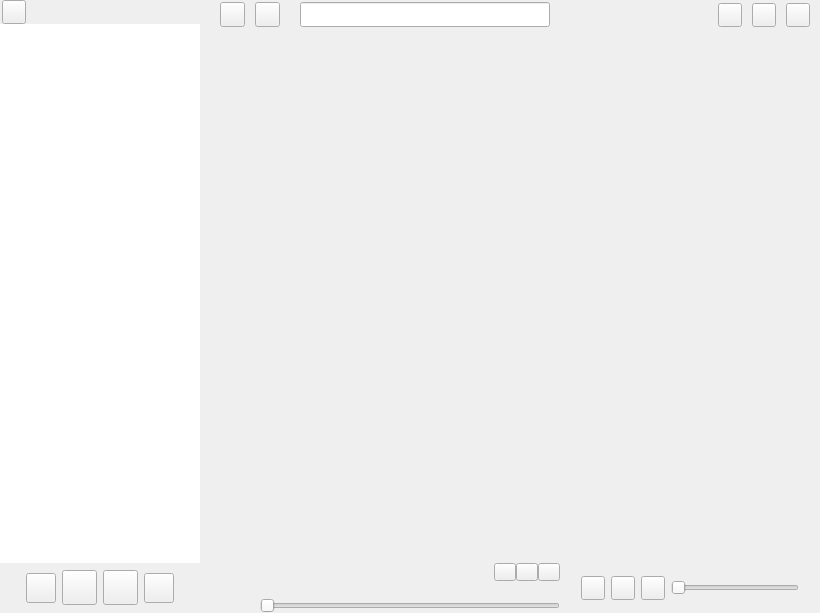
Before: the Qt Designer form src/xamp/xamp.ui in billlin0904/xamp2, drawn with Qt 5.
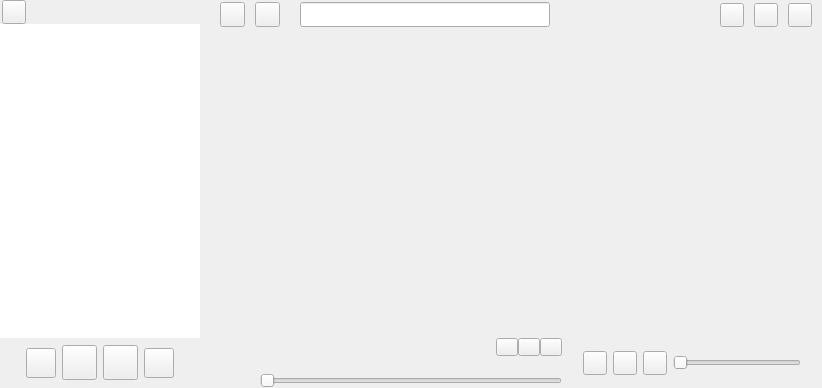
After: the same form once the commit is applied. Custom widgets are drawn as their Qt base class.

Diff of the .ui file:
```diff
--- a/src/xamp/xamp.ui
+++ b/src/xamp/xamp.ui
@@ -6,8 +6,8 @@
    <rect>
     <x>0</x>
     <y>0</y>
-    <width>820</width>
-    <height>613</height>
+    <width>822</width>
+    <height>388</height>
    </rect>
   </property>
   <property name="windowTitle">
```
